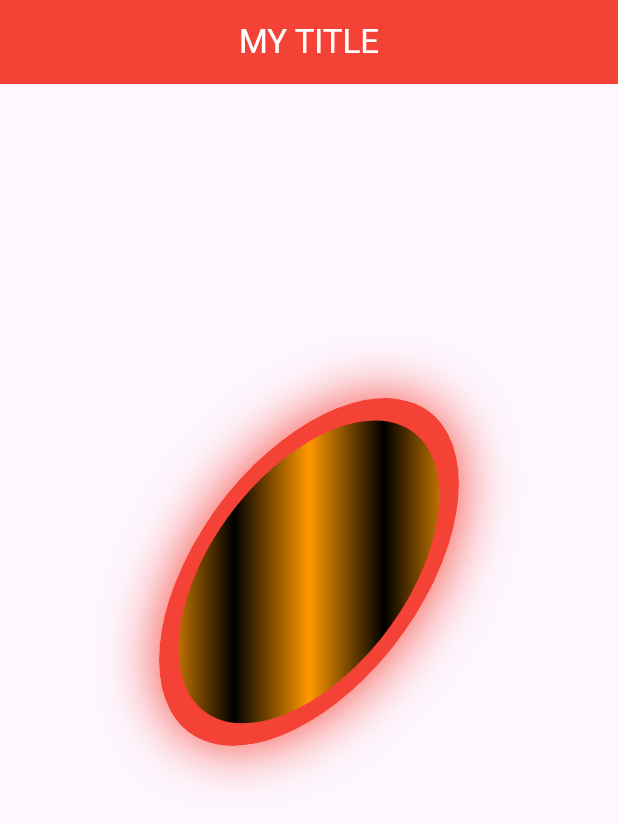
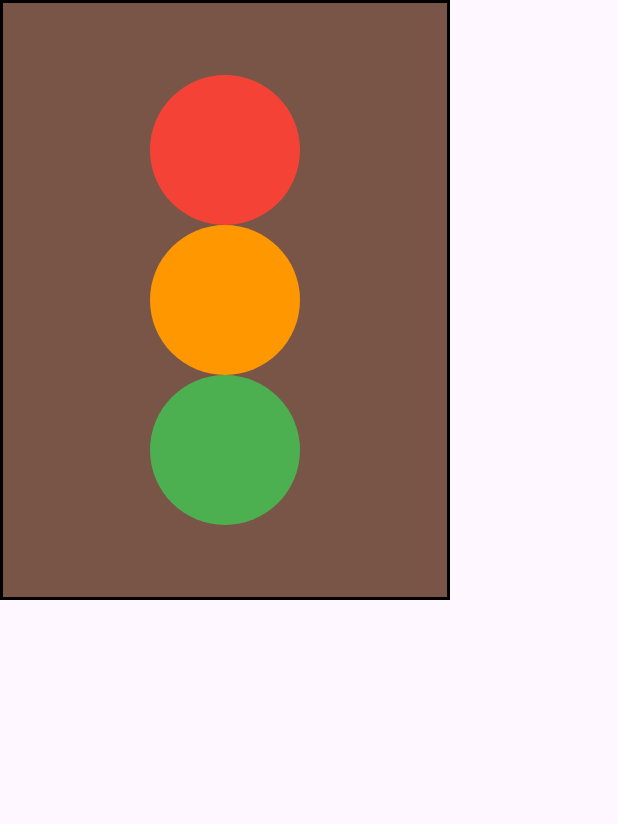
Before and after one commit to TukhtayevaRoziya/flutter_learn, a Flutter app: the screen it shows after launch, on a phone screen of 412 x 824 dp. Shown: the top 824 px of the screen. Run offline on Flutter 3.47's test engine with Material 3 defaults, Android fonts, the phone set to English and light mode, and no system bars.

Commit message:
column part 1

```diff
--- /dev/null
+++ b/learning_2/lib/column.dart
@@ -0,0 +1,49 @@
+import 'package:flutter/material.dart';
+
+class MyColumn extends StatelessWidget {
+  const MyColumn({super.key});
+
+  @override
+  Widget build(BuildContext context) {
+    return Scaffold(
+      body: SafeArea(
+        child: Container(
+          height: 400,
+          width: 300,
+          decoration: BoxDecoration(
+              color: Colors.brown,
+              border: Border.all(color: Colors.black, width: 2)),
+          child: Column(
+            mainAxisAlignment: MainAxisAlignment.center,
+            crossAxisAlignment: CrossAxisAlignment.center,
+            children: [
+              Container(
+                decoration: BoxDecoration(
+                  borderRadius: BorderRadius.circular(100),
+                  color: Colors.red,
+                ),
+                width: 100,
+                height: 100,
+              ),
+              Container(
+                decoration: BoxDecoration(
+                  borderRadius: BorderRadius.circular(100),
+                  color: Colors.orange,
+                ),
+                width: 100,
+                height: 100,
+              ),
+              Container(
+                width: 100,
+                height: 100,
+                decoration: BoxDecoration(
+                    color: Colors.green,
+                    borderRadius: BorderRadius.circular(100)),
+              ),
+            ],
+          ),
+        ),
+      ),
+    );
+  }
+}
--- a/learning_2/lib/main.dart
+++ b/learning_2/lib/main.dart
@@ -1,6 +1,5 @@
 import 'package:flutter/material.dart';
-import 'package:learning_2/my_contain.dart';
-import 'package:learning_2/my_scaffold.dart';
+import 'package:learning_2/column.dart';
 
 void main() {
   runApp(const MyApp());
@@ -35,7 +34,7 @@
         colorScheme: ColorScheme.fromSeed(seedColor: Colors.deepPurple),
         // useMaterial3: true,
       ),
-      home: const MyContain(),
+      home: const MyColumn(),
     );
   }
 }
```
